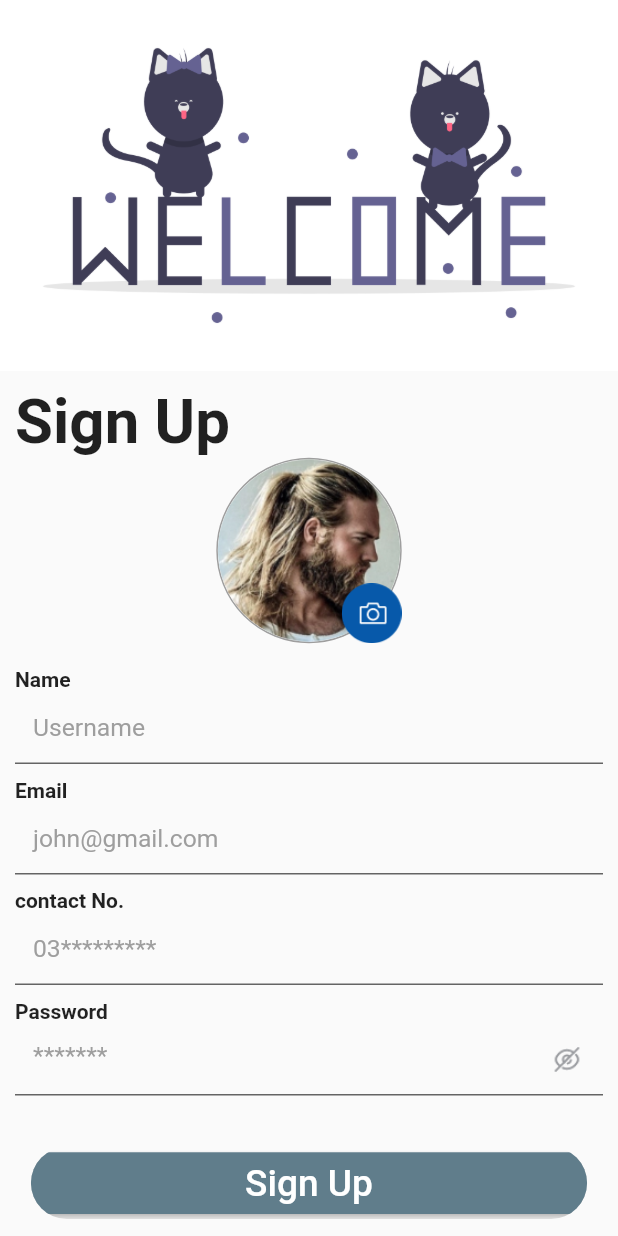
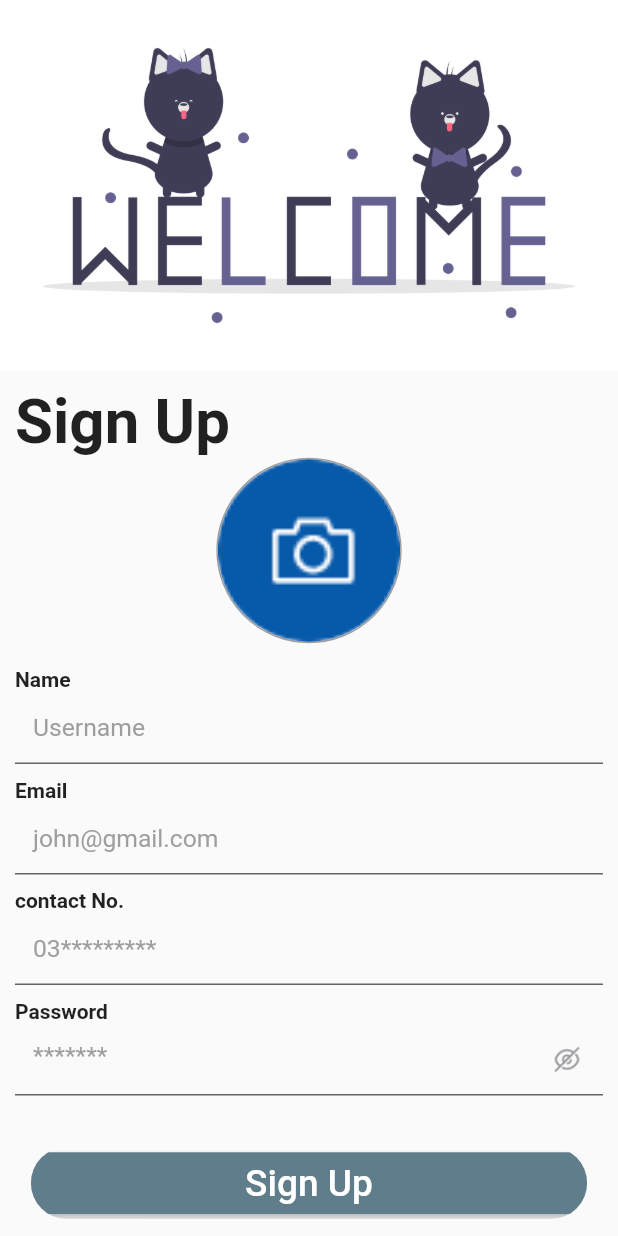
Before and after one commit to Usman3232/auth_and_userdetail, a Flutter app: the screen it shows after launch, after a tap on an icon or button, on a phone screen of 412 x 824 dp. Run offline on Flutter 3.47's test engine with Material 2 defaults, Android fonts, the phone set to English and light mode, and no system bars; our stand-ins replace cloud_firestore, firebase_auth, firebase_core, firebase_storage, get, image_picker; missing offline and left inert: image_picker_for_web; accounts and stored records are empty.

Commit message:
'splash'

```diff
--- a/lib/Pages/sign up/components/upload_image.dart
+++ b/lib/Pages/sign up/components/upload_image.dart
@@ -1,6 +1,7 @@
 import 'dart:io';
 import 'package:assinment/controllers/auth_controller.dart';
 import 'package:assinment/utils/size_config.dart';
+import 'package:flutter/cupertino.dart';
 import 'package:flutter/material.dart';
 import 'package:get/get.dart';
 import 'package:image_picker/image_picker.dart';
@@ -29,53 +30,43 @@ class _Upload_imageState extends State<Upload_image> {
           decoration: BoxDecoration(
               shape: BoxShape.circle,
               border: Border.all(width: 1, color: Colors.grey)),
+          child: InkWell(
             child: ClipOval(
                 child: images != null
                     ? Image(
                         image: FileImage(images!),
                       )
                     : Image.asset(
-                      "assets/img.png",
+                        "assets/uploadimage.png",
                         fit: BoxFit.fill,
                       )),
-        ),
-        Positioned(
-            bottom: 0,
-            right: 0,
-            child: InkWell(
             onTap: () {
               showDialog(
                   context: context,
-                    builder: (_) => AlertDialog(
-                          title: Text("Information"),
-                          shape: CircleBorder(),
-                          content: Column(
-                            children: [
-                              GestureDetector(
-                                child: Text("Camera"),
-                                onTap: () async {
+                  builder: (_) => CupertinoAlertDialog(
+                        title: Text("Choose From"),
+                        actions: [
+                          CupertinoDialogAction(
+                            child: GestureDetector(
+                              child: Text('Camera'),
+                              onTap: () {
                                 getImage(ImageSource.camera);
                               },
                             ),
-                              SizedBox(
-                                height: 50,
                           ),
-                              GestureDetector(
-                                child: Text("Gallery"),
-                                onTap: () async {
-                                  getImage(ImageSource.gallery);
+                          CupertinoDialogAction(
+                            child: GestureDetector(
+                              child: Text('Gallery'),
+                              onTap: () {
+                                getImage(ImageSource.camera);
                               },
+                            ),
                           )
                         ],
-                          ),
                       ));
             },
-              child: Image.asset(
-                "assets/uploadimage.png",
-                height: 40,
-                width: 40,
           ),
-            ))
+        ),
       ],
     );
   }
--- /dev/null
+++ b/lib/Pages/splash/splash.dart
@@ -0,0 +1,26 @@
+import 'dart:async';
+
+import 'package:assinment/root/root.dart';
+import 'package:assinment/utils/size_config.dart';
+import 'package:flutter/material.dart';
+
+class Splash extends StatelessWidget {
+  const Splash({Key? key}) : super(key: key);
+
+  @override
+  Widget build(BuildContext context) {
+    Timer(
+        Duration(seconds: 2),
+        () => Navigator.pushReplacement(
+            context, new MaterialPageRoute(builder: (context) => Root())));
+    return Scaffold(
+      body: Container(
+        height: SizeConfig.heightMultiplier * 100,
+        width: SizeConfig.widthMultiplier * 100,
+        decoration: BoxDecoration(
+            color: Colors.white,
+            image: DecorationImage(image: AssetImage('assets/welcome.png'))),
+      ),
+    );
+  }
+}
--- a/lib/main.dart
+++ b/lib/main.dart
@@ -1,3 +1,4 @@
+import 'package:assinment/Pages/splash/splash.dart';
 import 'package:assinment/bindings/auth_bindings.dart';
 import 'package:assinment/root/root.dart';
 import 'package:flutter/material.dart';
@@ -31,7 +32,7 @@ class MyApp extends StatelessWidget {
               initialBinding: AuthBindings(),
               debugShowCheckedModeBanner: false,
               // home: SignUp(),
-              home: Root(),
+              home: Splash(),
               // home: ForgotScreen(),
             );
           },
```
Also changed, not shown: 1 other file. Lines whose indentation alone changed are shown as unchanged.
